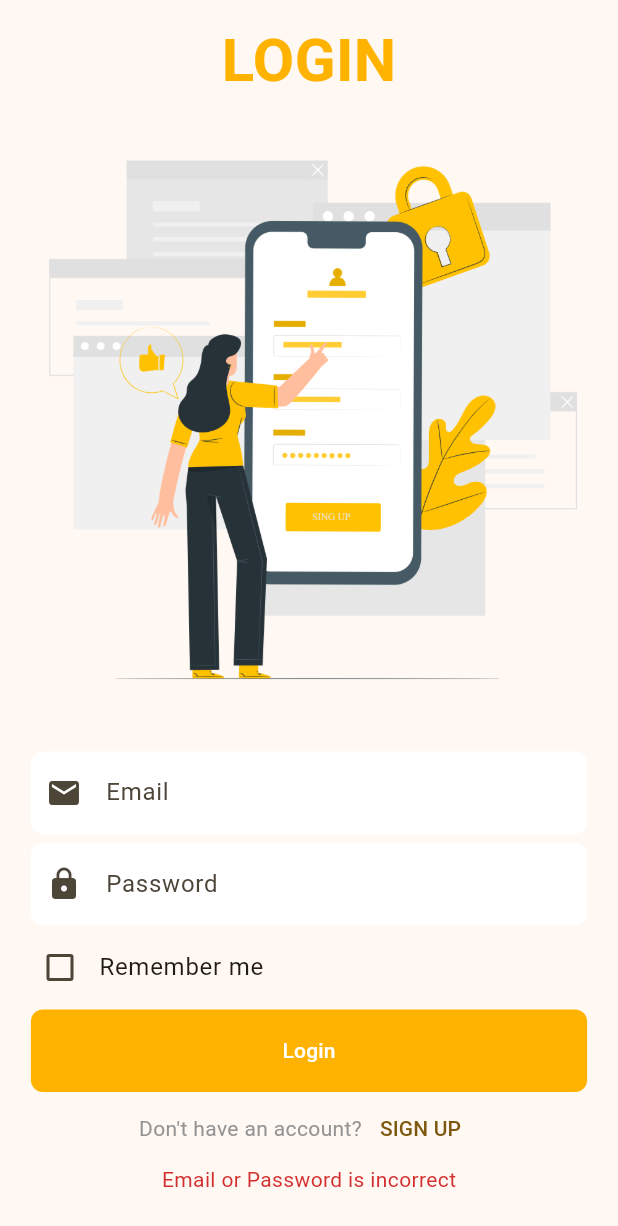
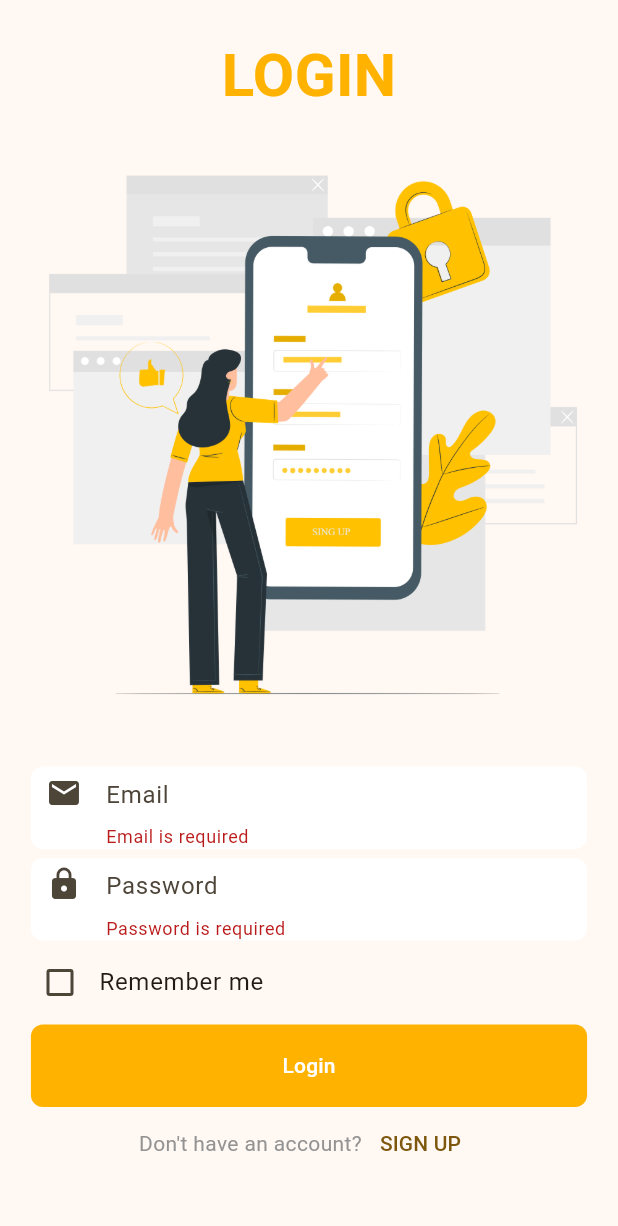
Before and after one commit to lucas-romeiro/dam-project, a Flutter app: the LoginScreen screen opened directly, after a tap on "Login", on a phone screen of 412 x 824 dp. Shown: the top 1226 px of the screen. Run offline on Flutter 3.47's test engine with Material 3 defaults, Android fonts, the light colour scheme and no system bars; our stand-ins replace shared_preferences, smooth_page_indicator, sqflite; accounts and stored records are empty.

Commit message:
feat: add form validation to signup and login screens, improve input fields

```diff
--- a/lib/common/widgets/textfield.dart
+++ b/lib/common/widgets/textfield.dart
@@ -7,6 +7,8 @@ class InputField extends StatelessWidget {
   final IconData icon;
   final bool passwordInvisible;
   final TextEditingController controller;
+  final String? Function(String?)?
+  validator; // Adicionando validator como parâmetro
 
   const InputField({
     super.key,
@@ -14,6 +16,7 @@ class InputField extends StatelessWidget {
     required this.icon,
     required this.controller,
     this.passwordInvisible = false,
+    this.validator, // Inicializa o validator
   });
 
   @override
@@ -26,11 +29,11 @@ class InputField extends StatelessWidget {
         color: AppColors.white,
         borderRadius: BorderRadius.circular(8),
       ),
-
       child: Center(
         child: TextFormField(
           obscureText: passwordInvisible,
           controller: controller,
+          validator: validator, // Usando o validator
           decoration: InputDecoration(
             border: InputBorder.none,
             hintText: hint,
--- a/lib/features/authentication/screen/login_screen.dart
+++ b/lib/features/authentication/screen/login_screen.dart
@@ -18,8 +18,10 @@ class LoginScreen extends StatefulWidget {
 }
 
 class _LoginScreenState extends State<LoginScreen> {
-  final email = TextEditingController(); // Alterado de username para email
+  final email = TextEditingController();
   final password = TextEditingController();
+
+  final _formKey = GlobalKey<FormState>(); // GlobalKey para o formulário
 
   bool isChecked = false;
   bool isLoginTrue = false;
@@ -40,6 +42,9 @@ class _LoginScreenState extends State<LoginScreen> {
               padding: EdgeInsets.only(
                 bottom: DeviceUtils.getKeyboardHeight(context) + 16,
               ),
+              child: Form(
+                // Wrap o conteúdo com o Form
+                key: _formKey, // Atribua a chave do formulário
                 child: Column(
                   crossAxisAlignment: CrossAxisAlignment.center,
                   children: [
@@ -53,14 +58,29 @@ class _LoginScreenState extends State<LoginScreen> {
                       ),
                     ),
                     const SizedBox(height: 10),
-                  Image.asset("assets/images/login/authentication-image-3.png"),
+                    Image.asset(
+                      "assets/images/login/authentication-image-3.png",
+                    ),
                     const SizedBox(height: 10),
 
                     // Input text area
                     InputField(
-                    hint: "Email", // Alterado de Username para Email
+                      hint: "Email",
                       icon: Icons.email,
-                    controller: email, // Alterado para email
+                      controller: email,
+                      validator: (value) {
+                        if (value == null || value.isEmpty) {
+                          return 'Email is required';
+                        }
+                        // Verificar se o email tem um formato válido
+                        String pattern =
+                            r"^[a-zA-Z0-9._%+-]+@[a-zA-Z0-9.-]+\.[a-zA-Z]{2,}$";
+                        RegExp regExp = RegExp(pattern);
+                        if (!regExp.hasMatch(value)) {
+                          return 'Please enter a valid email address';
+                        }
+                        return null;
+                      },
                     ),
                     const SizedBox(height: 6),
                     InputField(
@@ -68,6 +88,12 @@ class _LoginScreenState extends State<LoginScreen> {
                       icon: Icons.lock,
                       controller: password,
                       passwordInvisible: true,
+                      validator: (value) {
+                        if (value == null || value.isEmpty) {
+                          return 'Password is required';
+                        }
+                        return null;
+                      },
                     ),
 
                     // Stay login
@@ -91,14 +117,14 @@ class _LoginScreenState extends State<LoginScreen> {
                         return Button(
                           label: "Login",
                           press: () async {
-                          User? userDetails = await db.getUser(
-                            email.text,
-                          ); // Alterado de username para email
+                            if (_formKey.currentState?.validate() ?? false) {
+                              // Validação dos campos
+                              User? userDetails = await db.getUser(email.text);
 
                               final res = await db.authenticate(
                                 User(
                                   fullName: "",
-                              email: email.text, // Alterado para email
+                                  email: email.text,
                                   password: password.text,
                                 ),
                               );
@@ -121,6 +147,7 @@ class _LoginScreenState extends State<LoginScreen> {
                                 setState(() {
                                   isLoginTrue = true;
                                 });
+                              }
                             }
                           },
                         );
@@ -162,6 +189,7 @@ class _LoginScreenState extends State<LoginScreen> {
             ),
           ),
         ),
+      ),
     );
   }
 }
```
Also changed, not shown: lib/features/authentication/screen/signup_screen.dart (+47 -2 lines). Lines whose indentation alone changed are shown as unchanged.
